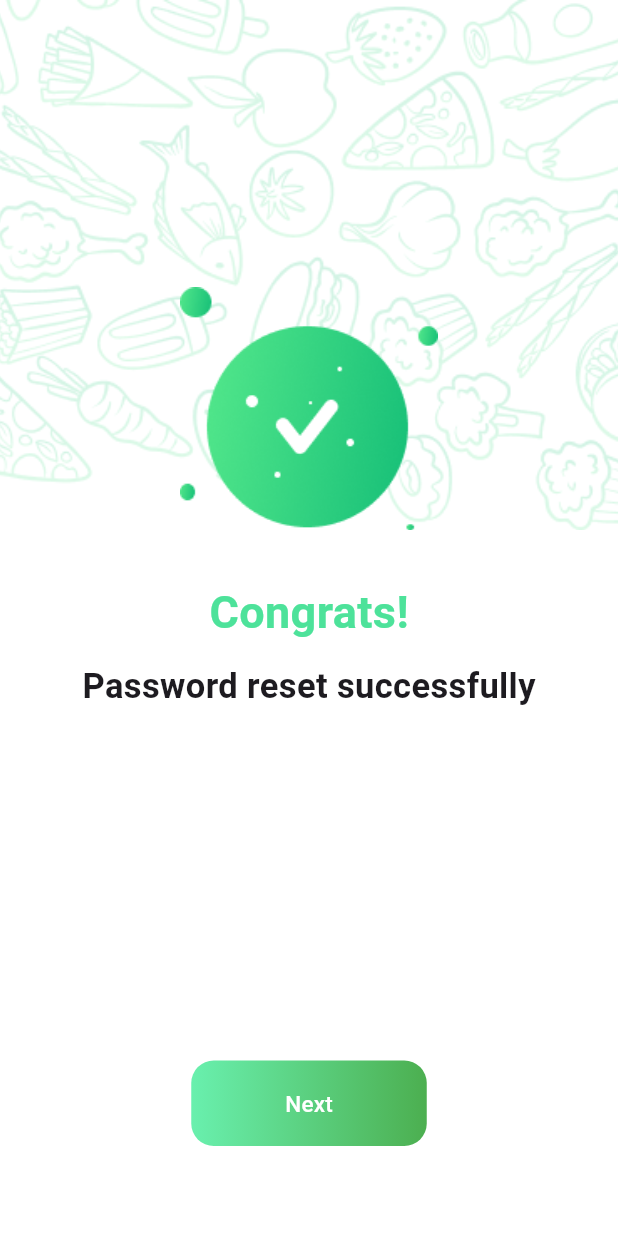
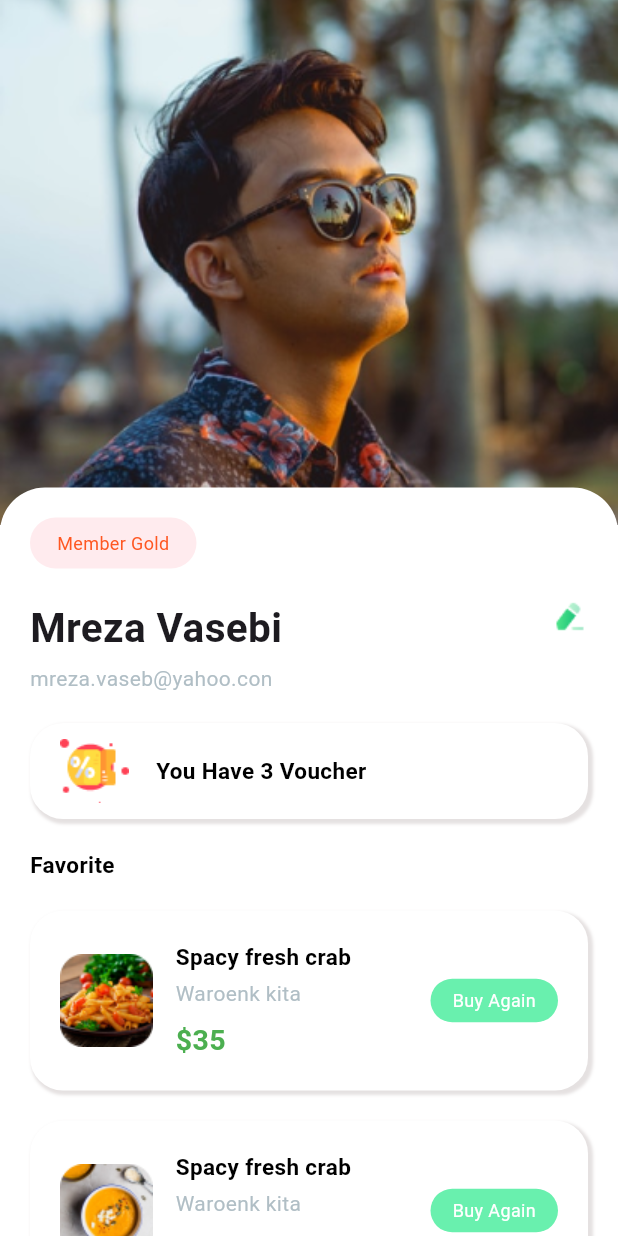
Before and after one commit to MrezaVasebi/f_food_ninja, a Flutter app: the screen it shows after launch, on a phone screen of 412 x 824 dp. Run offline on Flutter 3.47's test engine with Material 3 defaults, Android fonts, the phone set to English and light mode, and no system bars.

Commit message:
added: profile added

```diff
--- a/lib/main.dart
+++ b/lib/main.dart
@@ -1,4 +1,4 @@
-import 'package:f_food_delivery/scr/presentation/success_notification.dart';
+import 'package:f_food_delivery/scr/presentation/profile.dart';
 import 'package:flutter/material.dart';
 import 'package:flutter/services.dart';
 
@@ -19,7 +19,7 @@ class MyApp extends StatelessWidget {
       debugShowCheckedModeBanner: false,
       home: Scaffold(
         backgroundColor: Colors.white,
-        body: SuccessNotification(),
+        body: Profile(),
       ),
     );
   }
--- a/lib/scr/presentation/constant/dummy_data.dart
+++ b/lib/scr/presentation/constant/dummy_data.dart
@@ -83,3 +83,42 @@ final List notifications = [
     'time': '22 Juny 2021'
   },
 ];
+
+final List voucherList = [
+  {
+    'img': PngImages.voucherOne,
+    'name': 'Spacy fresh crab',
+    'desc': 'Waroenk kita',
+    'price': '\$35',
+  },
+  {
+    'img': PngImages.voucherTwo,
+    'name': 'Spacy fresh crab',
+    'desc': 'Waroenk kita',
+    'price': '\$35',
+  },
+  {
+    'img': PngImages.voucherThree,
+    'name': 'Spacy fresh crab',
+    'desc': 'Waroenk kita',
+    'price': '\$35',
+  },
+  {
+    'img': PngImages.menuOne,
+    'name': 'Spacy fresh crab',
+    'desc': 'Waroenk kita',
+    'price': '\$35',
+  },
+  {
+    'img': PngImages.menuTwo,
+    'name': 'Spacy fresh crab',
+    'desc': 'Waroenk kita',
+    'price': '\$35',
+  },
+  {
+    'img': PngImages.menuThree,
+    'name': 'Spacy fresh crab',
+    'desc': 'Waroenk kita',
+    'price': '\$35',
+  },
+];
--- a/lib/scr/presentation/constant/images.dart
+++ b/lib/scr/presentation/constant/images.dart
@@ -37,4 +37,10 @@ class PngImages {
   static const String userFour = '$_path/userFour.png';
   static const String warn = '$_path/warn.png';
   static const String error = '$_path/error.png';
+  static const String profile = '$_path/profile.png';
+  static const String edit = '$_path/edit.png';
+  static const String voucher = '$_path/voucher.png';
+  static const String voucherOne = '$_path/voucherOne.png';
+  static const String voucherTwo = '$_path/voucherTwo.png';
+  static const String voucherThree = '$_path/voucherThree.png';
 }
--- /dev/null
+++ b/lib/scr/presentation/profile.dart
@@ -0,0 +1,154 @@
+import 'package:f_food_delivery/scr/presentation/constant/dummy_data.dart';
+import 'package:f_food_delivery/scr/presentation/constant/images.dart';
+import 'package:f_food_delivery/scr/presentation/voucher_list.dart';
+import 'package:f_food_delivery/scr/presentation/widgets/app_text.dart';
+import 'package:flutter/material.dart';
+
+class Profile extends StatelessWidget {
+  const Profile({super.key});
+
+  @override
+  Widget build(BuildContext context) {
+    return SizedBox(
+      width: double.infinity,
+      height: MediaQuery.of(context).size.height,
+      child: Stack(
+        children: [
+          Image.asset(
+            height: 350,
+            fit: BoxFit.cover,
+            PngImages.profile,
+            width: double.infinity,
+          ),
+          Positioned(
+            left: 0,
+            right: 0,
+            top: 325,
+            bottom: 0,
+            child: Expanded(
+              flex: 1,
+              child: Container(
+                height: MediaQuery.of(context).size.height,
+                decoration: const BoxDecoration(
+                  color: Colors.white,
+                  borderRadius: BorderRadius.only(
+                    topLeft: Radius.circular(30),
+                    topRight: Radius.circular(30),
+                  ),
+                ),
+                child: SingleChildScrollView(
+                  child: Padding(
+                    padding: const EdgeInsets.all(20),
+                    child: Column(
+                      crossAxisAlignment: CrossAxisAlignment.start,
+                      children: [
+                        Container(
+                          height: 34,
+                          width: 111,
+                          decoration: BoxDecoration(
+                            borderRadius: BorderRadius.circular(18.5),
+                            color: Colors.red[50],
+                          ),
+                          child: const Center(
+                            child: AppText(
+                              lbl: 'Member Gold',
+                              style: TextStyle(
+                                color: Colors.deepOrange,
+                                // color: Colors.deepOrange,
+                                fontSize: 12,
+                              ),
+                            ),
+                          ),
+                        ),
+                        const SizedBox(height: 20),
+                        Row(
+                          crossAxisAlignment: CrossAxisAlignment.start,
+                          mainAxisAlignment: MainAxisAlignment.spaceBetween,
+                          children: [
+                            Column(
+                              crossAxisAlignment: CrossAxisAlignment.start,
+                              children: [
+                                const AppText(
+                                  lbl: 'Mreza Vasebi',
+                                  style: TextStyle(
+                                      fontSize: 27,
+                                      fontWeight: FontWeight.bold),
+                                ),
+                                const SizedBox(height: 4),
+                                AppText(
+                                  lbl: 'mreza.vaseb@yahoo.con',
+                                  style: TextStyle(color: Colors.blueGrey[200]),
+                                )
+                              ],
+                            ),
+                            InkWell(
+                              onTap: () {},
+                              child: Image.asset(PngImages.edit),
+                            )
+                          ],
+                        ),
+                        Container(
+                          height: 64,
+                          width: double.infinity,
+                          margin: const EdgeInsets.only(top: 20),
+                          decoration: BoxDecoration(
+                            color: Colors.white,
+                            borderRadius: BorderRadius.circular(22),
+                            boxShadow: const [
+                              BoxShadow(
+                                color: Color.fromARGB(255, 229, 225, 225),
+                                blurRadius: 1.0, // soften the shadow
+                                spreadRadius: 1, //extend the shadow
+                                offset: Offset(
+                                  2.0, // Move to right 20  horizontally
+                                  2.0, // Move to bottom 10 Vertically
+                                ),
+                              )
+                            ],
+                          ),
+                          child: Padding(
+                            padding: const EdgeInsets.symmetric(
+                                vertical: 10, horizontal: 20),
+                            child: Row(
+                              children: [
+                                Image.asset(PngImages.voucher),
+                                const SizedBox(width: 18),
+                                const AppText(
+                                  lbl: 'You Have 3 Voucher',
+                                  style: TextStyle(
+                                    fontWeight: FontWeight.bold,
+                                    fontSize: 15,
+                                    color: Colors.black,
+                                  ),
+                                )
+                              ],
+                            ),
+                          ),
+                        ),
+                        const SizedBox(height: 20),
+                        const AppText(
+                          lbl: 'Favorite',
+                          style: TextStyle(
+                            fontSize: 15,
+                            color: Colors.black,
+                            fontWeight: FontWeight.bold,
+                          ),
+                        ),
+                        const SizedBox(height: 20),
+                        MediaQuery.removePadding(
+                          context: context,
+                          removeTop: true,
+                          child: VoucherList(list: voucherList),
+                        )
+                      ],
+                    ),
+                  ),
+                ),
+              ),
+            ),
+          ),
+        ],
+      ),
+    );
+  }
+}
--- /dev/null
+++ b/lib/scr/presentation/voucher_list.dart
@@ -0,0 +1,25 @@
+import 'package:f_food_delivery/scr/presentation/widgets/carts/voucher_cart.dart';
+import 'package:flutter/material.dart';
+
+class VoucherList extends StatelessWidget {
+  const VoucherList({required this.list, super.key});
+
+  final List<dynamic> list;
+
+  @override
+  Widget build(BuildContext context) {
+    return ListView.separated(
+      shrinkWrap: true,
+      itemBuilder: (context, index) {
+        final item = list[index];
+        return VoucherCart(
+          item: item
+        );
+      },
+      separatorBuilder: (context, index) {
+        return const SizedBox(height: 20);
+      },
+      itemCount: list.length,
+    );
+  }
+}
--- /dev/null
+++ b/lib/scr/presentation/widgets/carts/voucher_cart.dart
@@ -0,0 +1,96 @@
+import 'package:f_food_delivery/scr/presentation/widgets/app_text.dart';
+import 'package:flutter/material.dart';
+
+class VoucherCart extends StatelessWidget {
+  const VoucherCart({required this.item, super.key});
+
+  final dynamic item;
+
+  @override
+  Widget build(BuildContext context) {
+    return Container(
+      width: double.infinity,
+      decoration: BoxDecoration(
+        color: Colors.white,
+        boxShadow: const [
+          BoxShadow(
+            color: Color.fromARGB(255, 229, 225, 225),
+            blurRadius: 1.0, // soften the shadow
+            spreadRadius: 1, //extend the shadow
+            offset: Offset(
+              2.0, // Move to right 20  horizontally
+              2.0, // Move to bottom 10 Vertically
+            ),
+          ),
+        ],
+        // border: Border.all(width: .5),
+        borderRadius: BorderRadius.circular(22),
+      ),
+      child: Padding(
+        padding: const EdgeInsets.all(20),
+        child: Row(
+          children: [
+            Image.asset(item['img']),
+            Expanded(
+              flex: 1,
+              child: Container(
+                margin: const EdgeInsets.only(left: 15, right: 15),
+                width: double.infinity,
+                child: Column(
+                  crossAxisAlignment: CrossAxisAlignment.start,
+                  children: [
+                    AppText(
+                      lbl: item['name'],
+                      style: const TextStyle(
+                        fontSize: 15,
+                        color: Colors.black,
+                        fontWeight: FontWeight.bold,
+                        overflow: TextOverflow.ellipsis,
+                      ),
+                      maxLines: 1,
+                    ),
+                    const SizedBox(height: 4),
+                    AppText(
+                      lbl: item['desc'],
+                      style: TextStyle(
+                        color: Colors.blueGrey[200],
+                        fontSize: 14,
+                        overflow: TextOverflow.ellipsis,
+                      ),
+                      maxLines: 1,
+                    ),
+                    const SizedBox(height: 8),
+                    AppText(
+                      lbl: item['price'],
+                      style: const TextStyle(
+                          fontSize: 19,
+                          color: Colors.green,
+                          fontWeight: FontWeight.bold),
+                    )
+                  ],
+                ),
+              ),
+            ),
+            Container(
+              height: 29,
+              width: 85,
+              decoration: BoxDecoration(
+                color: Colors.greenAccent,
+                borderRadius: BorderRadius.circular(17.5),
+              ),
+              child: const Center(
+                child: AppText(
+                  lbl: 'Buy Again',
+                  style: TextStyle(
+                    fontSize: 12,
+                    color: Colors.white,
+                  ),
+                ),
+              ),
+            )
+          ],
+        ),
+      ),
+    );
+  }
+}
--- a/pubspec.yaml
+++ b/pubspec.yaml
@@ -94,6 +94,12 @@ flutter:
       - assets/images/userFour.png
       - assets/images/warn.png
       - assets/images/error.png
+      - assets/images/profile.png
+      - assets/images/edit.png
+      - assets/images/voucher.png
+      - assets/images/voucherOne.png
+      - assets/images/voucherTwo.png
+      - assets/images/voucherThree.png
       # - images/a_dot_ham.jpeg
 
    # An image asset can refer to one or more resolution-specific "variants", see
```
Also changed, not shown: assets/images/edit.png (added), assets/images/profile.png (added), assets/images/voucher.png (added), assets/images/voucherOne.png (added), assets/images/voucherThree.png (added), assets/images/voucherTwo.png (added).
